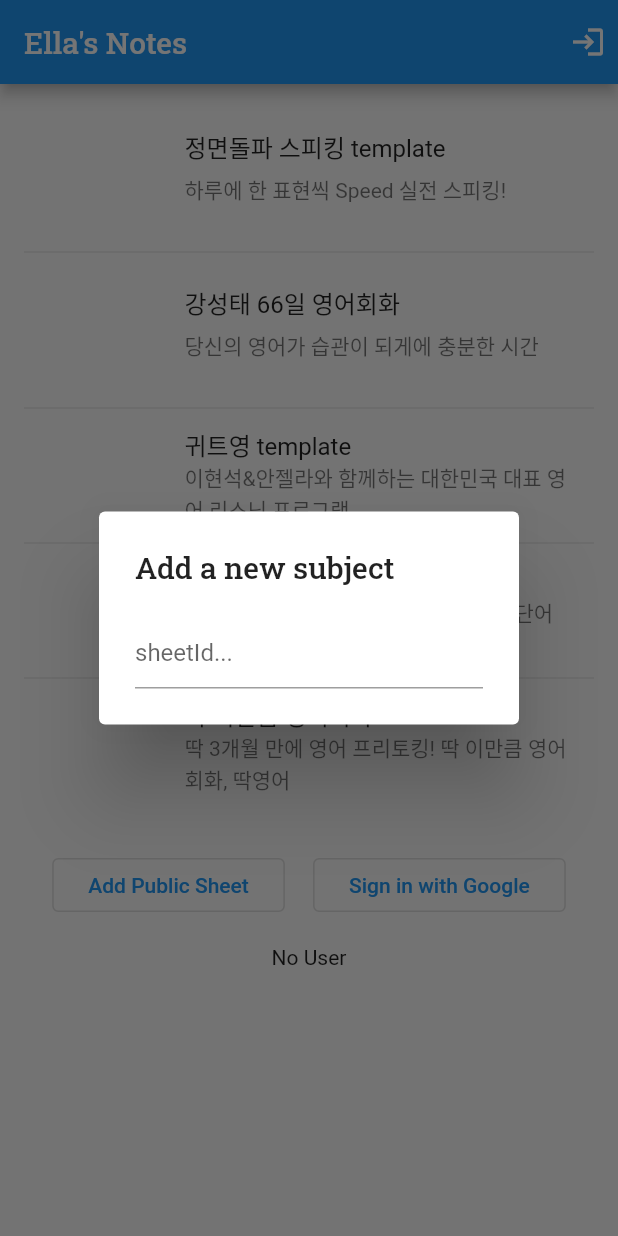
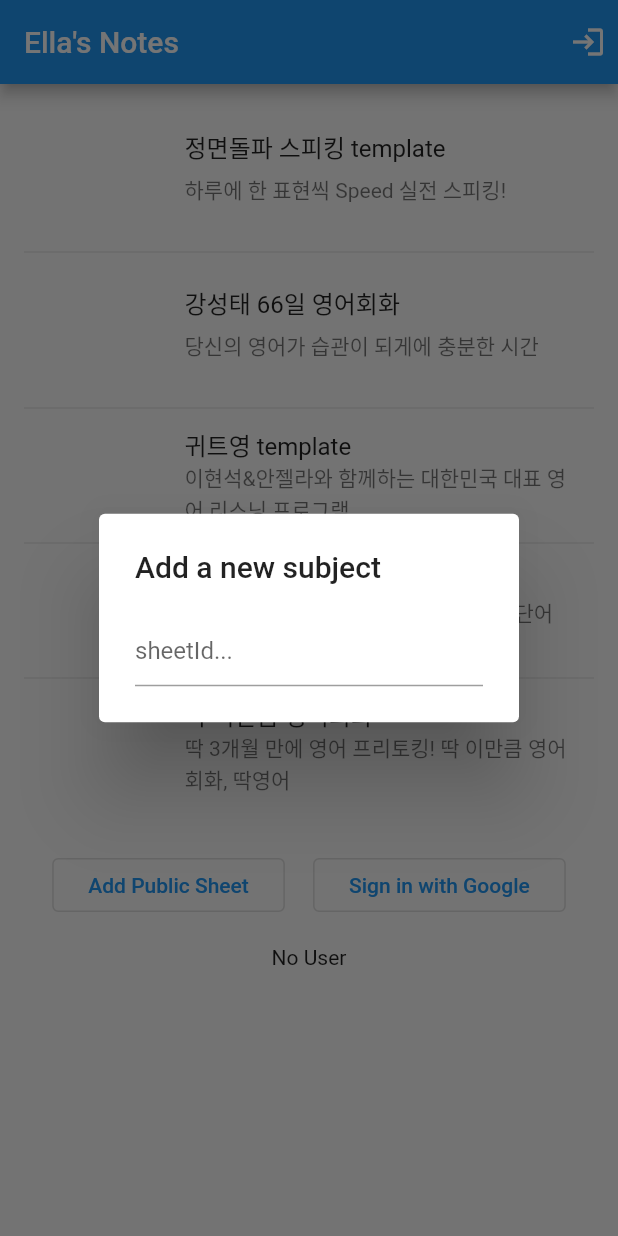
Before and after one commit to mechurak/ellas-notes-flutter, a Flutter app: the screen it shows after launch, after a tap on "Add Public Sheet", on a phone screen of 412 x 824 dp. Run offline on Flutter 3.47's test engine with Material 2 defaults, Android fonts, the phone set to English and light mode, and no system bars; our stand-ins replace chewie, cloud_firestore, dio, file_picker, firebase_auth, firebase_core and 8 more; missing offline and left inert: googleapis; accounts and stored records are empty; network calls fail.

Commit message:
Use default font instead of Google Fonts (#10)

```diff
--- a/lib/themes/custom_text_style.dart
+++ b/lib/themes/custom_text_style.dart
@@ -1,10 +1,12 @@
 import 'package:ellas_notes_flutter/themes/color_styles.dart';
 import 'package:flutter/material.dart';
-import 'package:google_fonts/google_fonts.dart';
 
 class CustomTextStyle {
   static TextStyle hint(BuildContext context) {
-    return GoogleFonts.nanumBrushScript(textStyle: Theme.of(context).textTheme.titleLarge);
+    return Theme.of(context).textTheme.titleMedium!.copyWith(
+      color: ColorStyles.darkGray,
+    );
+    // return GoogleFonts.nanumBrushScript(textStyle: Theme.of(context).textTheme.titleLarge);
   }
 
   static TextStyle memo(BuildContext context) {
--- a/lib/themes/ellas_notes_theme_data.dart
+++ b/lib/themes/ellas_notes_theme_data.dart
@@ -1,20 +1,21 @@
 import 'package:flutter/material.dart';
-import 'package:google_fonts/google_fonts.dart';
 
 class EllasNotesThemeData {
   static ThemeData lightThemeData = themeData();
 
   static ThemeData themeData() {
     final base = ThemeData.light();
-    return base.copyWith(
-      textTheme: _buildEllasNotesTextTheme(base.textTheme),
-    );
+    return base;
+    // TODO: Add fonts
+    // return base.copyWith(
+    //   textTheme: _buildEllasNotesTextTheme(base.textTheme),
+    // );
   }
 
   static TextTheme _buildEllasNotesTextTheme(TextTheme base) {
     return base.copyWith(
-      titleLarge: GoogleFonts.robotoSlab(textStyle: base.titleLarge), // main text
-      bodyMedium: GoogleFonts.nanumGothic(textStyle: base.bodyMedium), // note
+      // titleLarge: GoogleFonts.robotoSlab(textStyle: base.titleLarge), // main text
+      // bodyMedium: GoogleFonts.nanumGothic(textStyle: base.bodyMedium), // note
     );
   }
 }
```
Also changed, not shown: lib/themes/text_styles.dart (deleted, +0 -7 lines).
